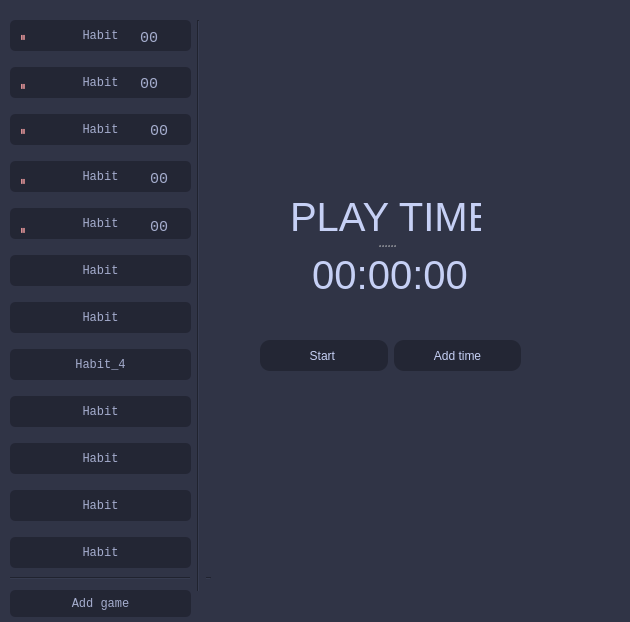
Above: mainwind.ui from gluoniuum/TimeInRep before the change. Below: the same form after it.
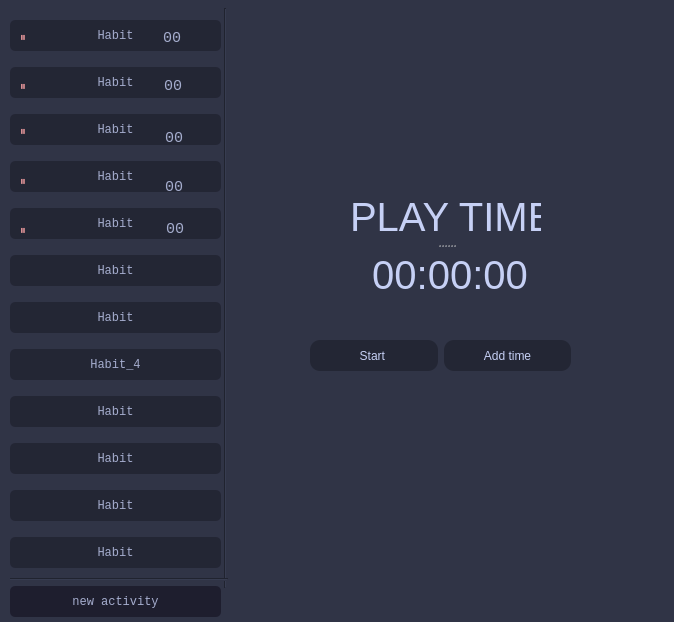
That is the form after the change.

What changed in the file:
```diff
--- a/mainwind.ui
+++ b/mainwind.ui
@@ -6,7 +6,7 @@
    <rect>
     <x>0</x>
     <y>0</y>
-    <width>630</width>
+    <width>674</width>
     <height>622</height>
    </rect>
   </property>
@@ -28,7 +28,7 @@
      <rect>
       <x>10</x>
       <y>0</y>
-      <width>611</width>
+      <width>651</width>
       <height>591</height>
      </rect>
     </property>
@@ -59,7 +59,7 @@
     <widget class="QFrame" name="frame_2">
      <property name="geometry">
       <rect>
-       <x>230</x>
+       <x>290</x>
        <y>170</y>
        <width>281</width>
        <height>191</height>
@@ -110,26 +110,13 @@
       </widget>
      </widget>
     </widget>
-    <widget class="Line" name="line">
-     <property name="geometry">
-      <rect>
-       <x>0</x>
-       <y>570</y>
-       <width>201</width>
-       <height>16</height>
-      </rect>
-     </property>
-     <property name="orientation">
-      <enum>Qt::Horizontal</enum>
-     </property>
-    </widget>
     <widget class="Line" name="line_2">
      <property name="geometry">
       <rect>
-       <x>180</x>
-       <y>20</y>
-       <width>16</width>
-       <height>591</height>
+       <x>210</x>
+       <y>8</y>
+       <width>10</width>
+       <height>580</height>
       </rect>
      </property>
      <property name="styleSheet">
@@ -144,7 +131,7 @@
       <rect>
        <x>0</x>
        <y>20</y>
-       <width>181</width>
+       <width>211</width>
        <height>31</height>
       </rect>
      </property>
@@ -473,7 +460,7 @@
     <widget class="QLabel" name="timeLabel_2">
      <property name="geometry">
       <rect>
-       <x>130</x>
+       <x>153</x>
        <y>27</y>
        <width>51</width>
        <height>21</height>
@@ -494,8 +481,8 @@
     <widget class="QLabel" name="timeLabel_3">
      <property name="geometry">
       <rect>
-       <x>130</x>
-       <y>73</y>
+       <x>154</x>
+       <y>75</y>
        <width>51</width>
        <height>21</height>
       </rect>
@@ -512,73 +499,10 @@
       <string>00</string>
      </property>
     </widget>
-    <widget class="QLabel" name="timeLabel_4">
-     <property name="geometry">
-      <rect>
-       <x>140</x>
-       <y>120</y>
-       <width>21</width>
-       <height>21</height>
-      </rect>
-     </property>
-     <property name="styleSheet">
-      <string notr="true">
-font-size: 15px;
-color: #a5adce;
-font-family: Liberation Mono;
-background-color: rgba(255, 255, 255, 0);
-border-radius: 5%;</string>
-     </property>
-     <property name="text">
-      <string>00</string>
-     </property>
-    </widget>
-    <widget class="QLabel" name="timeLabel_5">
-     <property name="geometry">
-      <rect>
-       <x>140</x>
-       <y>168</y>
-       <width>20</width>
-       <height>21</height>
-      </rect>
-     </property>
-     <property name="styleSheet">
-      <string notr="true">
-font-size: 15px;
-color: #a5adce;
-font-family: Liberation Mono;
-background-color: rgba(255, 255, 255, 0);
-border-radius: 5%;</string>
-     </property>
-     <property name="text">
-      <string>00</string>
-     </property>
-    </widget>
-    <widget class="QLabel" name="timeLabel_6">
-     <property name="geometry">
-      <rect>
-       <x>140</x>
-       <y>216</y>
-       <width>20</width>
-       <height>21</height>
-      </rect>
-     </property>
-     <property name="styleSheet">
-      <string notr="true">
-font-size: 15px;
-color: #a5adce;
-font-family: Liberation Mono;
-background-color: rgba(255, 255, 255, 0);
-border-radius: 5%;</string>
-     </property>
-     <property name="text">
-      <string>00</string>
-     </property>
-    </widget>
     <widget class="QWidget" name="layoutWidget">
      <property name="geometry">
       <rect>
-       <x>250</x>
+       <x>300</x>
        <y>310</y>
        <width>261</width>
        <height>91</height>
@@ -647,24 +571,100 @@
       </item>
      </layout>
     </widget>
+    <widget class="QLabel" name="timeLabel_4">
+     <property name="geometry">
+      <rect>
+       <x>155</x>
+       <y>127</y>
+       <width>51</width>
+       <height>21</height>
+      </rect>
+     </property>
+     <property name="styleSheet">
+      <string notr="true">
+font-size: 15px;
+color: #a5adce;
+font-family: Liberation Mono;
+background-color: rgba(255, 255, 255, 0);
+border-radius: 5%;</string>
+     </property>
+     <property name="text">
+      <string>00</string>
+     </property>
+    </widget>
+    <widget class="QLabel" name="timeLabel_5">
+     <property name="geometry">
+      <rect>
+       <x>155</x>
+       <y>176</y>
+       <width>51</width>
+       <height>21</height>
+      </rect>
+     </property>
+     <property name="styleSheet">
+      <string notr="true">
+font-size: 15px;
+color: #a5adce;
+font-family: Liberation Mono;
+background-color: rgba(255, 255, 255, 0);
+border-radius: 5%;</string>
+     </property>
+     <property name="text">
+      <string>00</string>
+     </property>
+    </widget>
+    <widget class="Line" name="line_3">
+     <property name="geometry">
+      <rect>
+       <x>-2</x>
+       <y>578</y>
+       <width>220</width>
+       <height>3</height>
+      </rect>
+     </property>
+     <property name="orientation">
+      <enum>Qt::Horizontal</enum>
+     </property>
+    </widget>
+    <widget class="QLabel" name="timeLabel_6">
+     <property name="geometry">
+      <rect>
+       <x>156</x>
+       <y>218</y>
+       <width>51</width>
+       <height>21</height>
+      </rect>
+     </property>
+     <property name="styleSheet">
+      <string notr="true">
+font-size: 15px;
+color: #a5adce;
+font-family: Liberation Mono;
+background-color: rgba(255, 255, 255, 0);
+border-radius: 5%;</string>
+     </property>
+     <property name="text">
+      <string>00</string>
+     </property>
+    </widget>
    </widget>
    <widget class="QPushButton" name="pushButton">
     <property name="geometry">
      <rect>
       <x>10</x>
-      <y>590</y>
-      <width>181</width>
-      <height>27</height>
+      <y>586</y>
+      <width>211</width>
+      <height>31</height>
      </rect>
     </property>
     <property name="styleSheet">
      <string notr="true">color: #a5adce;
 font-family: Liberation Mono;
-background-color: #232634;
+background-color: #1e1e2e;
 border-radius: 5%;</string>
     </property>
     <property name="text">
-     <string>Add game</string>
+     <string>new activity</string>
     </property>
    </widget>
   </widget>
```
